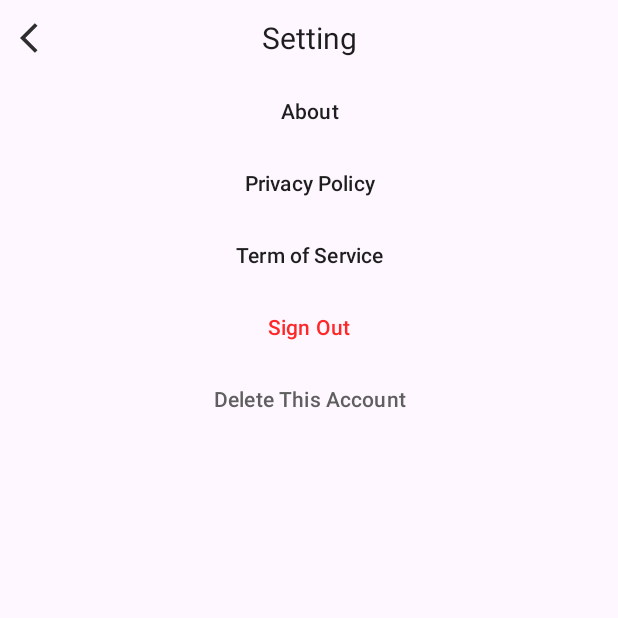
After one commit to picky-panda/picky, an Android app: the fragment SettingFragment shown on its own in the app's theme, on a phone screen of 412 x 824 dp, the top half of it. The commit adds this screen. Run offline under Robolectric (Android 15) with nearby library versions, the phone set to English and light mode, and no system bars.

Commit message:
Setting view 구현

```diff
--- a/app/build.gradle.kts
+++ b/app/build.gradle.kts
@@ -49,6 +49,7 @@ dependencies {
     implementation("com.google.android.material:material:1.11.0")
     implementation("androidx.constraintlayout:constraintlayout:2.1.4")
     implementation("de.hdodenhof:circleimageview:3.1.0")
+    implementation("androidx.preference:preference:1.2.0")
     testImplementation("junit:junit:4.13.2")
     androidTestImplementation("androidx.test.ext:junit:1.1.5")
     androidTestImplementation("androidx.test.espresso:espresso-core:3.5.1")
--- /dev/null
+++ b/app/src/main/java/org/gdsc_android/picky_panda/SettingFragment.kt
@@ -0,0 +1,59 @@
+package org.gdsc_android.picky_panda
+
+import android.os.Bundle
+import androidx.fragment.app.Fragment
+import android.view.LayoutInflater
+import android.view.View
+import android.view.ViewGroup
+
+// TODO: Rename parameter arguments, choose names that match
+// the fragment initialization parameters, e.g. ARG_ITEM_NUMBER
+private const val ARG_PARAM1 = "param1"
+private const val ARG_PARAM2 = "param2"
+
+/**
+ * A simple [Fragment] subclass.
+ * Use the [SettingFragment.newInstance] factory method to
+ * create an instance of this fragment.
+ */
+class SettingFragment : Fragment() {
+    // TODO: Rename and change types of parameters
+    private var param1: String? = null
+    private var param2: String? = null
+
+    override fun onCreate(savedInstanceState: Bundle?) {
+        super.onCreate(savedInstanceState)
+        arguments?.let {
+            param1 = it.getString(ARG_PARAM1)
+            param2 = it.getString(ARG_PARAM2)
+        }
+    }
+
+    override fun onCreateView(
+        inflater: LayoutInflater, container: ViewGroup?,
+        savedInstanceState: Bundle?
+    ): View? {
+        // Inflate the layout for this fragment
+        return inflater.inflate(R.layout.fragment_setting, container, false)
+    }
+
+    companion object {
+        /**
+         * Use this factory method to create a new instance of
+         * this fragment using the provided parameters.
+         *
+         * @param param1 Parameter 1.
+         * @param param2 Parameter 2.
+         * @return A new instance of fragment SettingFragment.
+         */
+        // TODO: Rename and change types and number of parameters
+        @JvmStatic
+        fun newInstance(param1: String, param2: String) =
+            SettingFragment().apply {
+                arguments = Bundle().apply {
+                    putString(ARG_PARAM1, param1)
+                    putString(ARG_PARAM2, param2)
+                }
+            }
+    }
+}
--- /dev/null
+++ b/app/src/main/res/drawable/baseline_arrow_back_ios_24.xml
@@ -0,0 +1,5 @@
+<vector android:autoMirrored="true" android:height="24dp"
+    android:tint="#2E2E2E" android:viewportHeight="24"
+    android:viewportWidth="24" android:width="24dp" xmlns:android="http://schemas.android.com/apk/res/android">
+    <path android:fillColor="@android:color/white" android:pathData="M11.67,3.87L9.9,2.1 0,12l9.9,9.9 1.77,-1.77L3.54,12z"/>
+</vector>
--- a/app/src/main/res/drawable/button_shape.xml
+++ b/app/src/main/res/drawable/button_shape.xml
@@ -1,7 +1,7 @@
 <?xml version="1.0" encoding="utf-8"?>
 <shape xmlns:android="http://schemas.android.com/apk/res/android">
     <solid
-        android:color="@color/gray"
+        android:color="@color/gray1"
         />
     <corners
         android:radius="10dp"/>
--- /dev/null
+++ b/app/src/main/res/layout/fragment_setting.xml
@@ -0,0 +1,85 @@
+<?xml version="1.0" encoding="utf-8"?>
+<FrameLayout xmlns:android="http://schemas.android.com/apk/res/android"
+    xmlns:app="http://schemas.android.com/apk/res-auto"
+    xmlns:tools="http://schemas.android.com/tools"
+    android:layout_width="match_parent"
+    android:layout_height="match_parent"
+    tools:context=".SettingFragment">
+
+    <!-- TODO: Update blank fragment layout -->
+
+
+    <LinearLayout
+        android:layout_width="match_parent"
+        android:layout_height="match_parent"
+        android:orientation="vertical">
+
+        <LinearLayout
+            android:layout_width="match_parent"
+            android:layout_height="wrap_content"
+            android:orientation="horizontal">
+
+            <ImageButton
+                android:id="@+id/backToMyPAgeButton"
+                android:layout_width="50dp"
+                android:layout_height="50dp"
+                android:backgroundTint="@color/transparent"
+                android:src="@drawable/baseline_arrow_back_ios_24" />
+
+            <TextView
+                android:id="@+id/SettingTitleTextView"
+                android:layout_width="wrap_content"
+                android:layout_height="wrap_content"
+                android:layout_weight="1"
+                android:text="Setting"
+                android:textSize="20dp"
+                android:layout_gravity="center"
+                android:gravity="center"
+                android:textColor="@color/black"/>
+
+            <View
+                android:layout_width="50dp"
+                android:layout_height="50dp"/>
+        </LinearLayout>
+
+        <Button
+            android:id="@+id/aboutBotton"
+            android:layout_width="match_parent"
+            android:layout_height="wrap_content"
+            android:text="About"
+            android:textColor="@color/black"
+            android:backgroundTint="@color/transparent"/>
+
+        <Button
+            android:id="@+id/privacyPolicyButton"
+            android:layout_width="match_parent"
+            android:layout_height="wrap_content"
+            android:text="Privacy Policy"
+            android:textColor="@color/black"
+            android:backgroundTint="@color/transparent"/>
+
+        <Button
+            android:id="@+id/termOfServiceButton"
+            android:layout_width="match_parent"
+            android:layout_height="wrap_content"
+            android:text="Term of Service"
+            android:textColor="@color/black"
+            android:backgroundTint="@color/transparent"/>
+
+        <Button
+            android:id="@+id/signOutButton"
+            android:layout_width="match_parent"
+            android:layout_height="wrap_content"
+            android:text="Sign Out"
+            android:textColor="@color/red"
+            android:backgroundTint="@color/transparent"/>
+
+        <Button
+            android:id="@+id/DeleteThisAccountButton"
+            android:layout_width="match_parent"
+            android:layout_height="wrap_content"
+            android:text="Delete This Account"
+            android:textColor="@color/gray2"
+            android:backgroundTint="@color/transparent"/>
+    </LinearLayout>
+</FrameLayout>
--- a/app/src/main/res/values/colors.xml
+++ b/app/src/main/res/values/colors.xml
@@ -1,10 +1,12 @@
 <?xml version="1.0" encoding="utf-8"?>
 <resources>
-    <color name="black">#FF000000</color>
+    <color name="black">#1E1E1E</color>
     <color name="white">#FFFFFFFF</color>
     <color name="lightPurple">#6071CC</color>
-    <color name="gray">#2E2E2E</color>
+    <color name="gray1">#2E2E2E</color>
+    <color name="gray2">#5f5f5f</color>
     <color name="transparent">#00000000</color>
     <color name="YellowLight">#FCF8CE</color>
+    <color name="red">#FF2828</color>
 
 </resources>
```
Also changed, not shown: app/src/main/java/org/gdsc_android/picky_panda/MyPageFragment.kt (+1 -34 lines), app/src/main/res/layout/fragment_my_page.xml (+74 -45 lines), app/src/main/res/layout/my_page_buttons.xml (deleted, +0 -36 lines), app/src/main/res/values/arrays.xml (added, +12 -0 lines), app/src/main/res/values/strings.xml (+14 -0 lines), app/src/main/res/xml/root_preferences.xml (added, +35 -0 lines).
